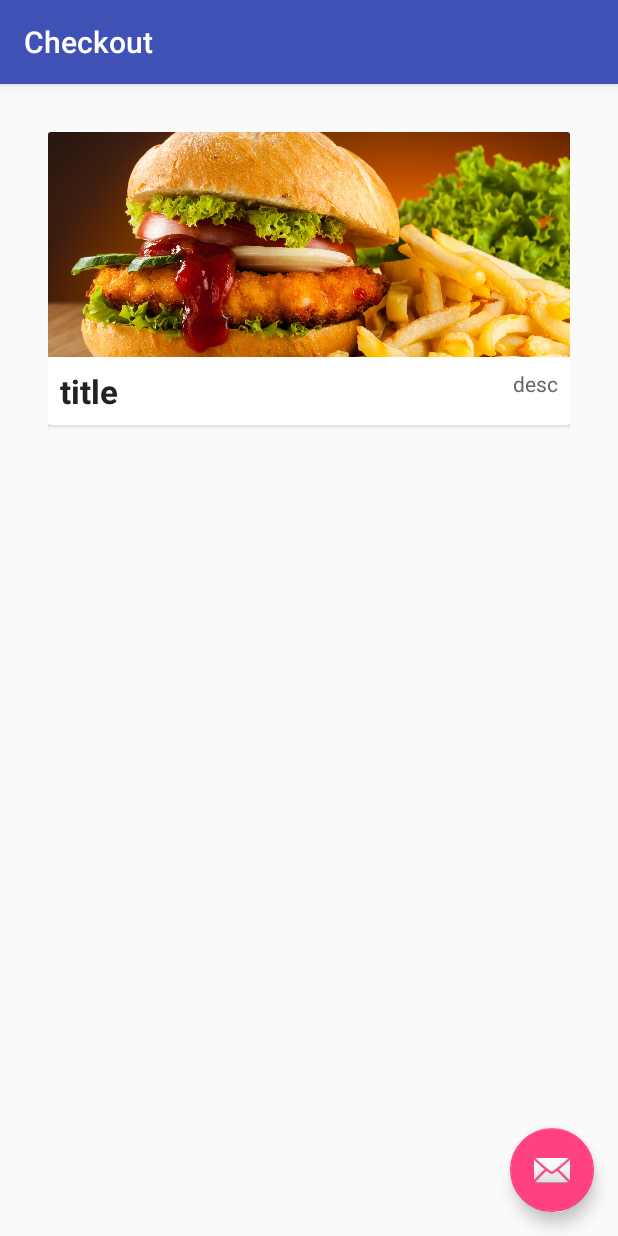
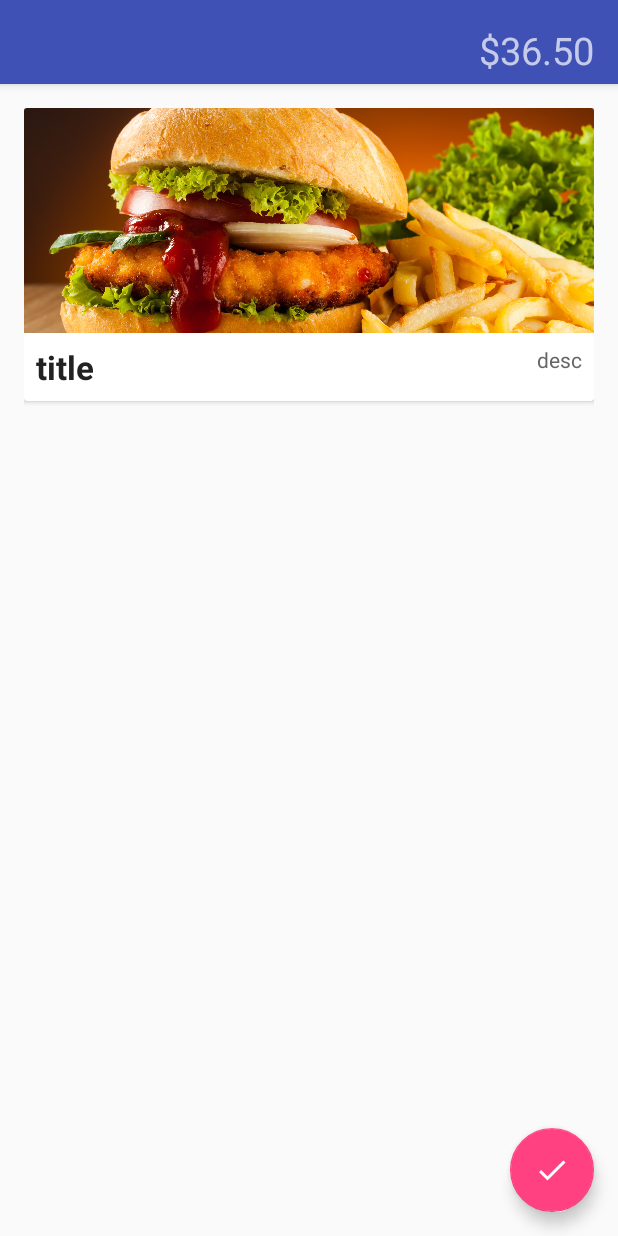
Before and after one commit to vandanab/hungrypenguin, an Android app: the CheckoutActivity screen opened directly, with no data from a screen before it, on a phone screen of 412 x 824 dp. Run offline under Robolectric (Android 15) with nearby library versions, the phone set to English and light mode, and no system bars; 2 statements that could not run were skipped.

Commit message:
Added checkout adapter and tick icon

```diff
--- a/app/src/main/java/com/ama/hungrypenguin/ui/CheckoutActivity.java
+++ b/app/src/main/java/com/ama/hungrypenguin/ui/CheckoutActivity.java
@@ -4,10 +4,16 @@ import android.os.Bundle;
 import android.support.design.widget.FloatingActionButton;
 import android.support.design.widget.Snackbar;
 import android.support.v7.app.AppCompatActivity;
+import android.support.v7.widget.LinearLayoutManager;
+import android.support.v7.widget.RecyclerView;
 import android.support.v7.widget.Toolbar;
 import android.view.View;
 
 import com.ama.hungrypenguin.R;
+
+/**
+ * Created by Knock on 2/20/16.
+ */
 
 public class CheckoutActivity extends AppCompatActivity {
 
@@ -26,6 +32,13 @@ public class CheckoutActivity extends AppCompatActivity {
                         .setAction("Action", null).show();
             }
         });
+
+        RecyclerView rv = (RecyclerView)findViewById(R.id.rv);
+        rv.setHasFixedSize(true);
+
+
+        LinearLayoutManager llm = new LinearLayoutManager(getApplicationContext());
+        rv.setLayoutManager(llm);
     }
 
 }
--- a/app/src/main/res/layout/activity_checkout_activity.xml
+++ b/app/src/main/res/layout/activity_checkout_activity.xml
@@ -12,12 +12,24 @@
         android:layout_height="wrap_content"
         android:theme="@style/AppTheme.AppBarOverlay">
 
+
         <android.support.v7.widget.Toolbar
             android:id="@+id/toolbar"
             android:layout_width="match_parent"
             android:layout_height="?attr/actionBarSize"
             android:background="?attr/colorPrimary"
-            app:popupTheme="@style/AppTheme.PopupOverlay" />
+            app:popupTheme="@style/AppTheme.PopupOverlay" >
+        <TextView
+            android:layout_width="match_parent"
+            android:layout_height="40dp"
+            android:text="$36.50"
+            android:textSize="25dp"
+            android:textAlignment="viewEnd"
+            android:gravity="end"
+            android:layout_marginRight="@dimen/activity_vertical_margin"
+            android:layout_marginTop="@dimen/activity_vertical_margin"/>
+
+        </android.support.v7.widget.Toolbar>
 
     </android.support.design.widget.AppBarLayout>
 
@@ -29,6 +41,6 @@
         android:layout_height="wrap_content"
         android:layout_gravity="bottom|end"
         android:layout_margin="@dimen/fab_margin"
-        android:src="@android:drawable/ic_dialog_email" />
+        android:src="@drawable/ic_done_white_48dp" />
 
 </android.support.design.widget.CoordinatorLayout>
--- a/app/src/main/res/layout/content_checkout_activity.xml
+++ b/app/src/main/res/layout/content_checkout_activity.xml
@@ -12,5 +12,5 @@
     tools:context=".ui.CheckoutActivity"
     tools:showIn="@layout/activity_checkout_activity">
 
-    <include layout="@layout/content_sample" />
+    <include layout="@layout/card_reference" />
 </RelativeLayout>
```
Also changed, not shown: app/src/main/java/com/ama/hungrypenguin/adapter/CheckoutActivityAdapter.java (added, +64 -0 lines), app/src/main/res/drawable-hdpi/ic_done_white_48dp.png (added), app/src/main/res/drawable-mdpi/ic_done_white_48dp.png (added), app/src/main/res/drawable-xhdpi/ic_done_white_48dp.png (added), app/src/main/res/drawable-xxhdpi/ic_done_white_48dp.png (added), app/src/main/res/drawable-xxxhdpi/ic_done_white_48dp.png (added), app/src/main/res/drawable/drawable-hdpi/ic_done_white_48dp.png (added), app/src/main/res/drawable/drawable-mdpi/ic_done_white_48dp.png (added), app/src/main/res/drawable/drawable-xhdpi/ic_done_white_48dp.png (added), app/src/main/res/drawable/drawable-xxhdpi/ic_done_white_48dp.png (added), app/src/main/res/drawable/drawable-xxxhdpi/ic_done_white_48dp.png (added), 1 other file.
